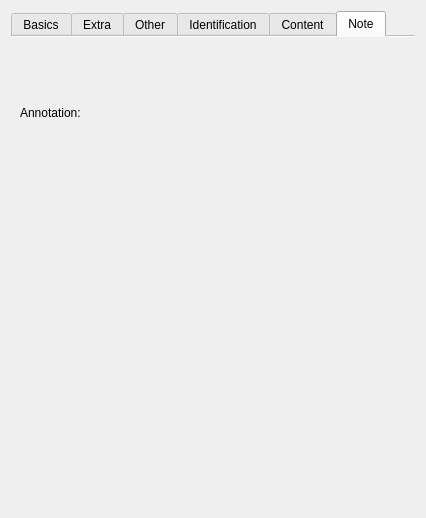
First picture: the form in src/mainui/sidebar/publicationwidget.ui, repository KDE/conquirere, before the edit.
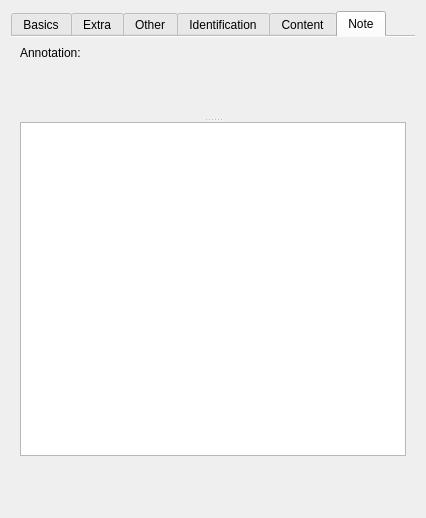
Second picture: the form after the edit. The open tabs and pages were chosen to show the change. Custom widgets are drawn as their Qt base class.

Commit message:
Changed the Note tab in the sidebar widget
Moved the cited sources box to the Content tab
Introduced a textedit box below the annotation list
This allows to support a workflow which is centered around working with one note file per publication
it is not necessary anymore to open a popup dialog to endit the note directly.
The content of the note will be saved automatically

```diff
--- a/src/mainui/sidebar/publicationwidget.ui
+++ b/src/mainui/sidebar/publicationwidget.ui
@@ -16,6 +16,12 @@
   <layout class="QVBoxLayout" name="verticalLayout_2">
    <item>
     <widget class="QTabWidget" name="tabWidget">
+     <property name="sizePolicy">
+      <sizepolicy hsizetype="Expanding" vsizetype="Expanding">
+       <horstretch>0</horstretch>
+       <verstretch>0</verstretch>
+      </sizepolicy>
+     </property>
      <property name="currentIndex">
       <number>0</number>
      </property>
@@ -758,9 +764,18 @@
        <item>
         <widget class="ListPartsWidget" name="listPartsWidget" native="true"/>
        </item>
+       <item>
+        <widget class="ListCitedSources" name="editCitedSources" native="true"/>
+       </item>
       </layout>
      </widget>
      <widget class="QWidget" name="tab_4">
+      <property name="sizePolicy">
+       <sizepolicy hsizetype="Preferred" vsizetype="MinimumExpanding">
+        <horstretch>0</horstretch>
+        <verstretch>0</verstretch>
+       </sizepolicy>
+      </property>
       <attribute name="title">
        <string>Note</string>
       </attribute>
@@ -779,10 +794,26 @@
         </widget>
        </item>
        <item>
-        <widget class="ListAnnotationsWidget" name="editAnnot" native="true"/>
-       </item>
-       <item>
-        <widget class="ListCitedSources" name="editCitedSources" native="true"/>
+        <widget class="QSplitter" name="splitter">
+         <property name="orientation">
+          <enum>Qt::Vertical</enum>
+         </property>
+         <widget class="ListAnnotationsWidget" name="editAnnot" native="true"/>
+         <widget class="KRichTextEdit" name="editAnnotText">
+          <property name="sizePolicy">
+           <sizepolicy hsizetype="MinimumExpanding" vsizetype="Expanding">
+            <horstretch>0</horstretch>
+            <verstretch>0</verstretch>
+           </sizepolicy>
+          </property>
+          <property name="textInteractionFlags">
+           <set>Qt::TextEditorInteraction</set>
+          </property>
+          <property name="checkSpellingEnabled">
+           <bool>true</bool>
+          </property>
+         </widget>
+        </widget>
        </item>
       </layout>
      </widget>
@@ -804,6 +835,11 @@
   </layout>
  </widget>
  <customwidgets>
+  <customwidget>
+   <class>KRichTextEdit</class>
+   <extends>KTextEdit</extends>
+   <header>krichtextedit.h</header>
+  </customwidget>
   <customwidget>
    <class>KComboBox</class>
    <extends>QComboBox</extends>
@@ -814,6 +850,11 @@
    <extends>QLineEdit</extends>
    <header>klineedit.h</header>
   </customwidget>
+  <customwidget>
+   <class>KTextEdit</class>
+   <extends>QTextEdit</extends>
+   <header>ktextedit.h</header>
+  </customwidget>
   <customwidget>
    <class>KRatingWidget</class>
    <extends>QFrame</extends>
```
Left out of the diff: 30 changed lines with no effect on the pictures. The commit also changes 5 other files.
